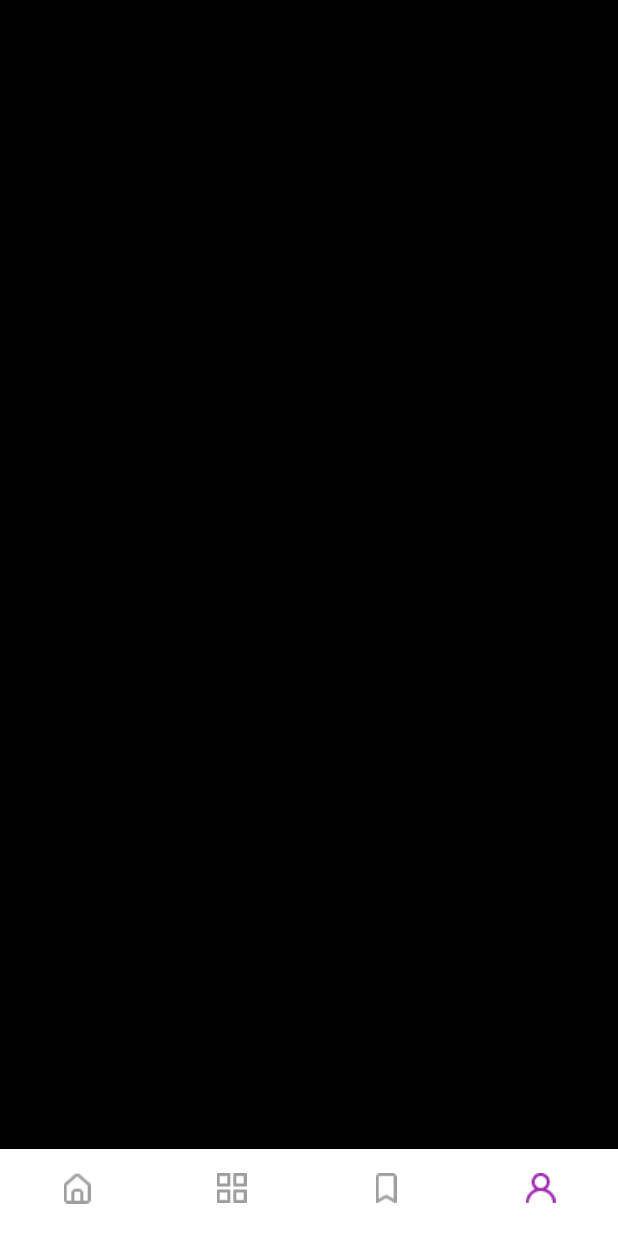
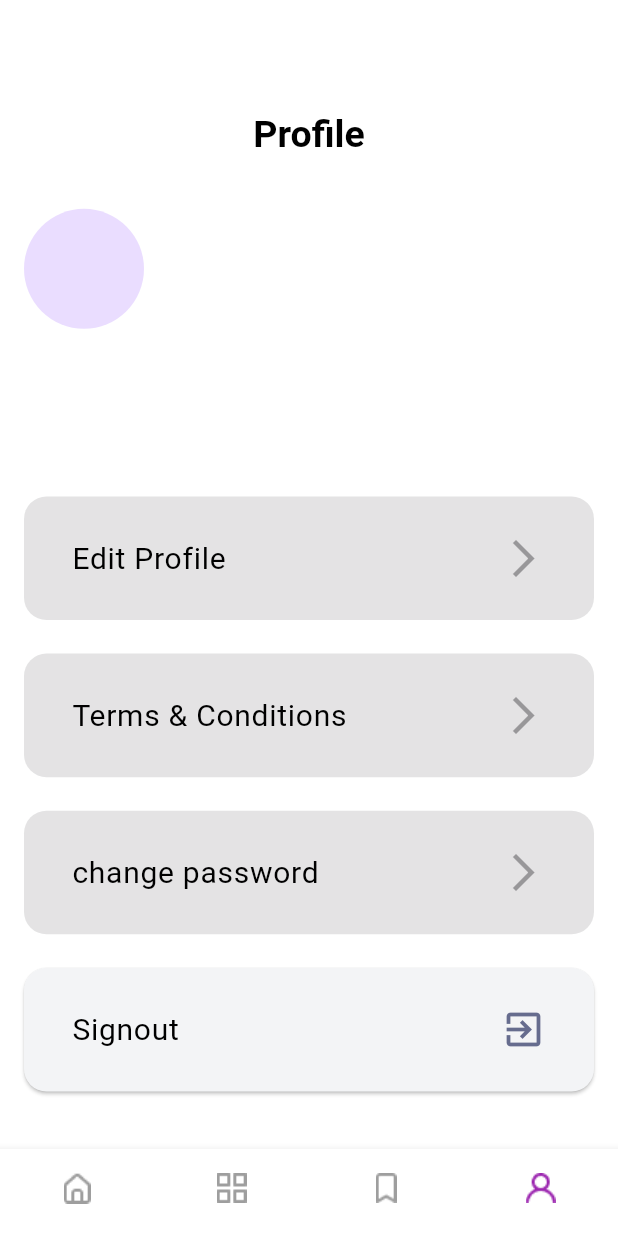
Before and after one commit to abdoelbendary1/News-app, a Flutter app: the HomeScreen screen opened by its route, item 4 of the bottom bar chosen, on a phone screen of 412 x 824 dp. Run offline on Flutter 3.47's test engine with Material 3 defaults, Android fonts, the phone set to English and light mode, and no system bars; our stand-ins replace cached_network_image, cloud_firestore, device_preview, firebase_auth, firebase_core, sliding_up_panel; accounts and stored records are empty.

Commit message:
User tab authintication

```diff
--- a/news_app/lib/api/api_manager.dart
+++ b/news_app/lib/api/api_manager.dart
@@ -24,14 +24,14 @@ class ApiManager {
 
   static Future<News> getNewsBySourceId({
     String? sourceId = "",
-    String? page,
-    String? pageSize,
+   /*  String? page,
+    String? pageSize, */
   }) async {
     Uri url = Uri.https(ApiConstant.baseUrl, ApiConstant.newsPath, {
       "sources": sourceId,
       "apiKey": ApiConstant.apiKey,
-      "pageSize": pageSize,
-      "page": page,
+      /* "pageSize": pageSize,
+      "page": page, */
     });
     try {
       var response = await http.get(url);
--- a/news_app/lib/screens/newsBasedCategory/news_widget.dart
+++ b/news_app/lib/screens/newsBasedCategory/news_widget.dart
@@ -86,8 +86,8 @@ class _NewsWidgetState extends State<NewsWidget> {
     return FutureBuilder(
       future: ApiManager.getNewsBySourceId(
         sourceId: widget.source.id,
-        page: "2",
-        pageSize: "5",
+        /*  page: "2",
+        pageSize: "5", */
       ),
       builder: (context, snapshot) {
         if (snapshot.connectionState == ConnectionState.waiting) {
@@ -105,8 +105,8 @@ class _NewsWidgetState extends State<NewsWidget> {
                     onPressed: () {
                       ApiManager.getNewsBySourceId(
                         sourceId: widget.source.id,
-                        page: "2",
-                        pageSize: "5",
+                        /*  page: "2",
+                        pageSize: "5", */
                       );
                       setState(() {});
                     },
@@ -124,8 +124,8 @@ class _NewsWidgetState extends State<NewsWidget> {
                   onPressed: () {
                     ApiManager.getNewsBySourceId(
                       sourceId: widget.source.id,
-                      page: "2",
-                      pageSize: "5",
+                      /*  page: "2",
+                      pageSize: "5", */
                     );
                     setState(() {});
                   },
--- a/news_app/lib/tabs/homeTab/homeTab.dart
+++ b/news_app/lib/tabs/homeTab/homeTab.dart
@@ -121,8 +121,8 @@ class _HomeTabState extends State<HomeTab> {
                           child: FutureBuilder(
                             future: ApiManager.getNewsBySourceId(
                               sourceId: sourcesList[0].id,
-                              page: "1",
-                              pageSize: "20",
+                             /*  page: "1",
+                              pageSize: "20", */
                             ),
                             builder: (context, snapshot) {
                               return CustomTextFormField(
--- /dev/null
+++ b/news_app/lib/tabs/user/customButton.dart
@@ -0,0 +1,51 @@
+// ignore_for_file: public_member_api_docs, sort_constructors_first
+import 'package:flutter/foundation.dart';
+import 'package:flutter/material.dart';
+import 'package:flutter/widgets.dart';
+
+import 'package:news_app/appThem.dart';
+
+class CustomButton extends StatelessWidget {
+  double width;
+  double hieght;
+  String buttonText;
+  IconData icon;
+  Function()? onTap;
+  CustomButton({
+    required this.width,
+    required this.hieght,
+    required this.buttonText,
+    required this.icon,
+    this.onTap,
+  });
+
+  @override
+  Widget build(BuildContext context) {
+    return ElevatedButton(
+      style: ElevatedButton.styleFrom(
+          shape:
+              RoundedRectangleBorder(borderRadius: BorderRadius.circular(15)),
+          backgroundColor: AppTheme.greyLighter,
+          foregroundColor: AppTheme.greyDarker,
+          minimumSize: Size(width, hieght)),
+      onPressed: onTap,
+      child: Padding(
+        padding: const EdgeInsets.all(8.0),
+        child: Row(
+          mainAxisAlignment: MainAxisAlignment.spaceBetween,
+          children: [
+            Text(
+              buttonText,
+              style:
+                  Theme.of(context).textTheme.bodyLarge!.copyWith(fontSize: 20),
+            ),
+            Icon(
+              icon,
+              size: 30,
+            ),
+          ],
+        ),
+      ),
+    );
+  }
+}
--- a/news_app/lib/tabs/user/userTab.dart
+++ b/news_app/lib/tabs/user/userTab.dart
@@ -1,12 +1,113 @@
+import 'package:firebase_auth/firebase_auth.dart';
 import 'package:flutter/material.dart';
+import 'package:news_app/appThem.dart';
+import 'package:news_app/model/user.dart';
+import 'package:news_app/providers/authProvider.dart';
+import 'package:news_app/screens/auth/login/login.dart';
+import 'package:news_app/tabs/user/customButton.dart';
+import 'package:provider/provider.dart';
 
 class UserTab extends StatelessWidget {
-  const UserTab({super.key});
+  UserTab({super.key});
+  User? user = FirebaseAuth.instance.currentUser;
 
   @override
   Widget build(BuildContext context) {
+    var screenHeight = MediaQuery.of(context).size.height;
+    var authProvider = Provider.of<AuthProviders>(context, listen: false);
     return Container(
-      color: Colors.black,
+      color: AppTheme.whiteColor,
+      child: Padding(
+        padding: const EdgeInsets.all(16.0),
+        child: Column(
+          children: [
+            SizedBox(
+              height: screenHeight * 0.07,
+            ),
+            Padding(
+              padding: const EdgeInsets.symmetric(horizontal: 16),
+              child: Text(
+                "Profile",
+                style: Theme.of(context).textTheme.titleLarge,
+              ),
+            ),
+            Spacer(
+              flex: 3,
+            ),
+            Row(
+              children: [
+                const CircleAvatar(
+                  radius: 40,
+                ),
+                Spacer(
+                  flex: 2,
+                ),
+                Column(
+                  crossAxisAlignment: CrossAxisAlignment.start,
+                  children: [
+                    Text(
+                      authProvider.currrentUser?.username ?? "",
+                      style: Theme.of(context).textTheme.bodyLarge,
+                    ),
+                    Text(
+                      authProvider.currrentUser?.email ?? "",
+                      style: Theme.of(context).textTheme.bodyLarge,
+                    ),
+                  ],
+                ),
+                Spacer(
+                  flex: 8,
+                ),
+              ],
+            ),
+            Spacer(
+              flex: 10,
+            ),
+            CustomButton(
+                width: double.infinity,
+                hieght: screenHeight * 0.1,
+                buttonText: "Edit Profile",
+                icon: Icons.arrow_forward_ios_sharp),
+            Spacer(
+              flex: 2,
+            ),
+            CustomButton(
+                width: double.infinity,
+                hieght: screenHeight * 0.1,
+                buttonText: "Terms & Conditions",
+                icon: Icons.arrow_forward_ios_sharp),
+            Spacer(
+              flex: 2,
+            ),
+            CustomButton(
+                width: double.infinity,
+                hieght: screenHeight * 0.1,
+                buttonText: "change password",
+                icon: Icons.arrow_forward_ios_sharp),
+            Spacer(
+              flex: 2,
+            ),
+            CustomButton(
+                onTap: () {
+                  authProvider.currrentUser = null;
+                  signOut();
+                  Navigator.pushReplacementNamed(
+                      context, LoginScreen.routeName);
+                },
+                width: double.infinity,
+                hieght: screenHeight * 0.1,
+                buttonText: "Signout",
+                icon: Icons.exit_to_app),
+            Spacer(
+              flex: 2,
+            ),
+          ],
+        ),
+      ),
     );
   }
+
+  Future<void> signOut() async {
+    await FirebaseAuth.instance.signOut();
+  }
 }
```
